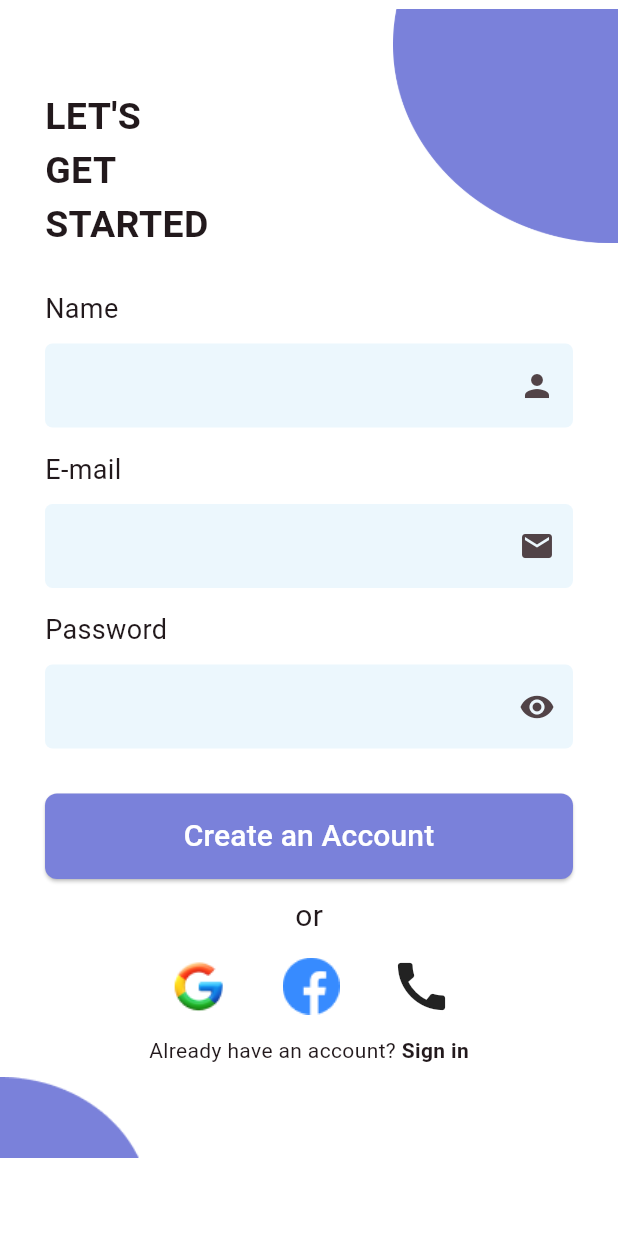
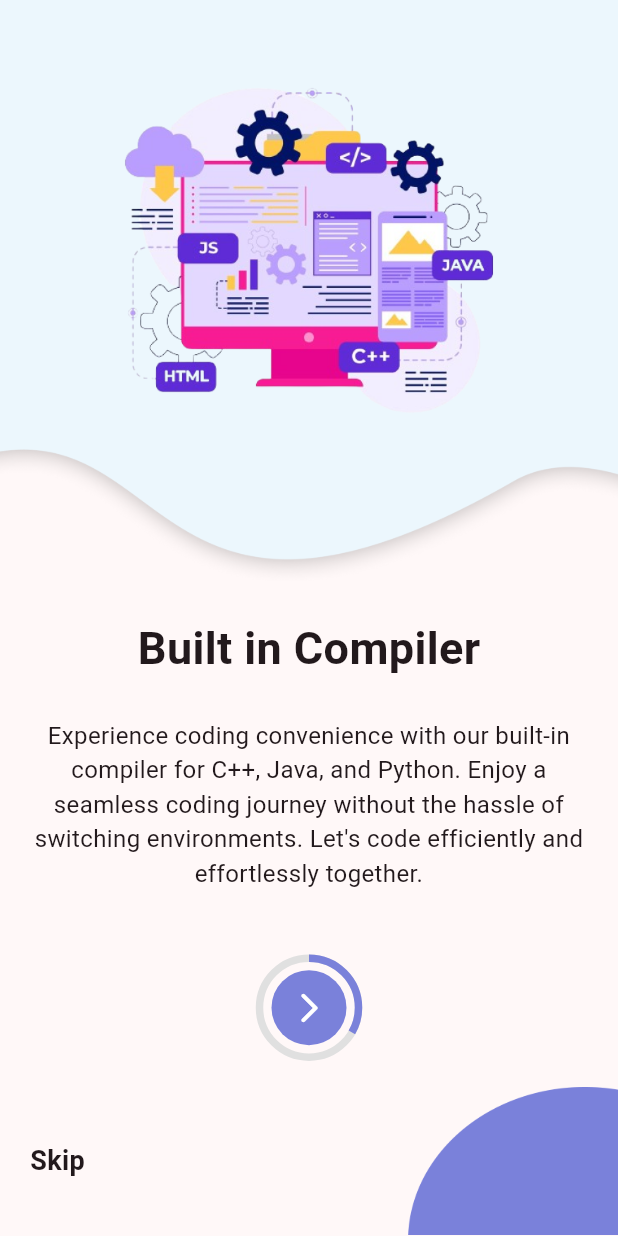
Before and after one commit to OKPooja/Code-Anywhere, a Flutter app: the screen it shows after launch, on a phone screen of 412 x 824 dp. Run offline on Flutter 3.47's test engine with Material 2 defaults, Android fonts, the phone set to English and light mode, and no system bars; our stand-ins replace flutter_screenutil, get, shared_preferences.

Commit message:
onboarding screens added

```diff
--- a/lib/main.dart
+++ b/lib/main.dart
@@ -1,11 +1,39 @@
+import 'dart:developer';
+
+import 'package:flutter/foundation.dart';
 import 'package:flutter/material.dart';
 import 'package:flutter_screenutil/flutter_screenutil.dart';
 import 'package:get/get_navigation/src/root/get_material_app.dart';
-import 'auth/register.dart';
+import 'package:project/screens/auth/login.dart';
+import 'package:project/screens/auth/register.dart';
+import 'package:project/screens/on_boarding_screens/on_boarding_screen.dart';
+import 'package:project/shared_preferences_helper.dart';
+import 'package:shared_preferences/shared_preferences.dart';
 import 'bottom_nav.dart';
 
-void main() {
+
+late SharedPreferences _prefs;
+bool? isFirstTime = true;
+
+Future<void> main() async {
+  WidgetsFlutterBinding.ensureInitialized();
+  await SharedPreferencesHelper.init();
+  try {
+    await _initializePrefs();
+  } catch (e) {
+    log(e.toString());
+  }
   runApp(const MyApp());
+}
+
+Future<void> _initializePrefs() async {
+  _prefs = await SharedPreferences.getInstance();
+
+  isFirstTime = _prefs.getBool('isFirstTime');
+  if (kDebugMode) {
+    print('isFirstTime: $isFirstTime');
+    print(SharedPreferencesHelper.getApiKey());
+  }
 }
 
 class MyApp extends StatelessWidget {
@@ -21,12 +49,12 @@ class MyApp extends StatelessWidget {
       builder: (context, child){
         return GetMaterialApp(
           debugShowCheckedModeBanner: false,
-          title: 'Flutter Demo',
+          title: 'MPR',
           theme: ThemeData(
             colorScheme: ColorScheme.fromSeed(seedColor: Colors.black54),
             useMaterial3: true,
           ),
-          home: const RegisterScreen()
+          home: (isFirstTime == null || isFirstTime == true) ? const OnBoardingScreen() : const LoginScreen(),
           //home: BottomNav(currentIndex: 0,),
         );
       },
--- a/lib/auth/register.dart
+++ b/lib/screens/auth/login.dart
@@ -1,21 +1,20 @@
 import 'package:flutter/material.dart';
 import 'package:flutter_screenutil/flutter_screenutil.dart';
 import 'package:get/get.dart';
-import 'package:project/auth/login.dart';
+import 'package:get/get_core/src/get_main.dart';
+import 'package:project/screens/auth/register.dart';
 
-import '../utils/colors.dart';
-import '../widgets/custom_button.dart';
-import '../widgets/custom_text_field.dart';
+import '../../widgets/custom_button.dart';
+import '../../widgets/custom_text_field.dart';
 
-class RegisterScreen extends StatefulWidget {
-  const RegisterScreen({Key? key}) : super(key: key);
+class LoginScreen extends StatefulWidget {
+  const LoginScreen({Key? key}) : super(key: key);
 
   @override
-  State<RegisterScreen> createState() => _RegisterScreenState();
+  State<LoginScreen> createState() => _LoginScreenState();
 }
 
-class _RegisterScreenState extends State<RegisterScreen> {
-  TextEditingController nameController = TextEditingController();
+class _LoginScreenState extends State<LoginScreen> {
   TextEditingController emailController = TextEditingController();
   TextEditingController passwordController = TextEditingController();
 
@@ -37,7 +36,7 @@ class _RegisterScreenState extends State<RegisterScreen> {
                       Padding(
                         padding: EdgeInsets.only(top: 60.h, left: 30.w),
                         child: Text(
-                          "LET'S \nGET\nSTARTED",
+                          "WELCOME \nBACK!",
                           style: TextStyle(
                             fontSize: 25.sp,
                             fontWeight: FontWeight.w700,
@@ -54,30 +53,13 @@ class _RegisterScreenState extends State<RegisterScreen> {
                 ],
               ),
               SizedBox(
-                height: 25.h,
+                height: 40.h,
               ),
               Padding(
                 padding: EdgeInsets.symmetric(horizontal: 30.w),
                 child: Column(
                   crossAxisAlignment: CrossAxisAlignment.start,
                   children: [
-                    Text(
-                      'Name',
-                      style: TextStyle(
-                        fontSize: 18.sp,
-                      ),
-                    ),
-                    SizedBox(
-                      height: 10.h,
-                    ),
-                    CustomTextField(
-                      controller: nameController,
-                      keyboardType: TextInputType.text,
-                      suffixIcon: Icons.person,
-                    ),
-                    SizedBox(
-                      height: 15.h,
-                    ),
                     Text(
                       'E-mail',
                       style: TextStyle(
@@ -110,10 +92,10 @@ class _RegisterScreenState extends State<RegisterScreen> {
                       suffixIcon: Icons.remove_red_eye_sharp,
                     ),
                     SizedBox(
-                      height: 30.h,
+                      height: 70.h,
                     ),
                     CustomElevatedButton(
-                      text: 'Create an Account',
+                      text: 'Login',
                       onPressed: () {
                       },
                     ),
@@ -121,13 +103,13 @@ class _RegisterScreenState extends State<RegisterScreen> {
                 ),
               ),
               SizedBox(
-                height: 10.h,
+                height: 30.h,
               ),
               Center(
                 child: Text(
                   'or',
                   style: TextStyle(
-                    fontSize: 20.sp
+                      fontSize: 20.sp
                   ),
                 ),
               ),
@@ -162,30 +144,31 @@ class _RegisterScreenState extends State<RegisterScreen> {
                 mainAxisAlignment: MainAxisAlignment.center,
                 children: [
                   Text(
-                    'Already have an account?',
+                    "Don't have an account?",
                     style: TextStyle(
                         fontSize: 14.sp
                     ),
                   ),
                   GestureDetector(
                     onTap: (){
-                      Get.to(() => const LoginScreen());
+                      Get.to(() => const RegisterScreen());
                     },
                     child: Text(
-                      ' Sign in',
+                      ' Sign up',
                       style: TextStyle(
                           fontSize: 14.sp,
-                        fontWeight: FontWeight.bold
+                          fontWeight: FontWeight.bold
                       ),
                     ),
                   ),
                 ],
               ),
+              const Spacer(),
               Image.asset(
-                  'assets/auth/bottom_circle.png',
-                  width: 100.w,
-                  height: 70.h,
-              ),
+                'assets/auth/bottom_circle.png',
+                width: 110.w,
+                height: 60.h,
+              )
             ],
           ),
         ),
--- /dev/null
+++ b/lib/screens/on_boarding_screens/on_boarding_screen.dart
@@ -0,0 +1,259 @@
+import 'package:flutter/material.dart';
+import 'package:flutter_screenutil/flutter_screenutil.dart';
+import 'package:get/get.dart';
+import 'package:project/bottom_nav.dart';
+import 'package:project/screens/auth/register.dart';
+import 'package:project/utils/colors.dart';
+import 'package:shared_preferences/shared_preferences.dart';
+
+class OnBoardingScreen extends StatefulWidget {
+  const OnBoardingScreen({super.key});
+
+  @override
+  State<OnBoardingScreen> createState() => _OnBoardingScreenState();
+}
+
+class _OnBoardingScreenState extends State<OnBoardingScreen> {
+  late PageController _controller;
+  late SharedPreferences _prefs;
+  String apiKey = '';
+  int currentIndex = 0;
+  late int currentPage;
+  int indexVal = 0;
+  double progress = 1 / content.length;
+
+  @override
+  void initState() {
+    _controller = PageController(initialPage: 0);
+    super.initState();
+    currentPage = 0;
+    initializePrefs();
+  }
+
+  Future<void> initializePrefs() async {
+    _prefs = await SharedPreferences.getInstance();
+    setState(() {
+      _prefs.setBool('isFirstTime', false);
+    });
+  }
+
+  @override
+  void dispose() {
+    _controller.dispose();
+    super.dispose();
+  }
+
+  onChanged(int index) {
+    setState(() {
+      currentIndex = index;
+      progress = (index + 1) / content.length;
+    });
+  }
+
+  @override
+  Widget build(BuildContext context) {
+    return Scaffold(
+      body: PageView.builder(
+          controller: _controller,
+          itemCount: content.length,
+          onPageChanged: onChanged,
+          itemBuilder: (context, index) {
+            return Column(
+              children: [
+                Stack(
+                  children:[
+                    Image.asset(
+                      'assets/onboarding_screens/upper_bg.png',
+                    ),
+                    Padding(
+                      padding: EdgeInsets.only(top: 20.h),
+                      child: Center(
+                        child: Image.asset(
+                          content[index].image,
+                          width: 280.w,
+                          height: 280.h,
+                        ),
+                      ),
+                    ),
+                  ]
+                ),
+                SizedBox(height: 20.h,),
+                Center(
+                  child: Text(
+                    content[index].title,
+                    style: TextStyle(
+                      fontSize: 30.sp,
+                      fontWeight: FontWeight.bold
+                    ),
+                  ),
+                ),
+                SizedBox(height: 10.h,),
+                Padding(
+                  padding: const EdgeInsets.all(15),
+                  child: Center(
+                    child: Text(
+                      content[index].description,
+                      style: TextStyle(
+                          fontSize: 16.sp,
+                      ),
+                      textAlign: TextAlign.center,
+                    ),
+                  ),
+                ),
+                SizedBox(height: 30.h,),
+                //_buildDots(),
+                GestureDetector(
+                  onTap: (){
+                    setState(() {
+                      currentIndex++;
+                    });
+                    if(currentIndex == content.length){
+                      Get.offAll(() => const RegisterScreen());
+                    } else {
+                      _controller.animateToPage(
+                        currentIndex,
+                        duration: const Duration(milliseconds: 800),
+                        curve: Curves.easeInOut,
+                      );
+                    }
+                  },
+                  child: Stack(
+                    children: [
+                      Padding(
+                        padding: const EdgeInsets.all(8.0),
+                        child: Container(
+                          width: 50,
+                          height: 50,
+                          decoration: BoxDecoration(
+                            shape: BoxShape.circle,
+                            color: AppColors.primary,
+                          ),
+                          child: const Icon(
+                            Icons.arrow_forward_ios_rounded,
+                            color: Colors.white,
+                          ),
+                        ),
+                      ),
+                      Positioned.fill(
+                        child: CircularProgressIndicator(
+                          backgroundColor: const Color(0xFFE0E0E0),
+                          value: progress,
+                          valueColor: AlwaysStoppedAnimation<Color>(
+                            AppColors.primary ,
+                          ),
+                          strokeWidth: 5,
+                        ),
+                      ),
+                    ],
+                  ),
+                ),
+                const Spacer(),
+                Row(
+                  mainAxisAlignment: MainAxisAlignment.spaceBetween,
+                  children: [
+                    GestureDetector(
+                      onTap: (){
+                        Get.to(() => BottomNav(currentIndex: 0));
+                      },
+                      child: Padding(
+                        padding: EdgeInsets.only(left: 20.w),
+                        child: Text(
+                          "Skip",
+                          style: TextStyle(
+                            fontSize: 18.sp,
+                            fontWeight: FontWeight.w700,
+                          ),
+                        ),
+                      ),
+                    ),
+                    // Container(
+                    //   width: 50,
+                    //   height: 50,
+                    //   decoration: BoxDecoration(
+                    //     shape: BoxShape.circle,
+                    //     color: AppColors.primary,
+                    //   ),
+                    //   child: const Icon(
+                    //     Icons.arrow_forward_ios_rounded,
+                    //     color: Colors.white,
+                    //   ),
+                    // ),
+                    Image.asset(
+                      'assets/onboarding_screens/bottom_right.png',
+                      width: 140.w,
+                      height: 100.h,
+                    ),
+                  ],
+                ),
+              ],
+            );
+          }
+        ),
+    );
+  }
+
+  Widget _buildDots() {
+    List<Widget> dots = [];
+    for (int i = 0; i < content.length; i++) {
+      bool isSelected = i == currentIndex;
+      Color fillColor = AppColors.primary;
+
+      dots.add(
+        Padding(
+          padding: const EdgeInsets.all(2.0),
+          child: isSelected
+            ? Container(
+              width: 40,
+              height: 5,
+              decoration: BoxDecoration(
+                color: fillColor,
+                borderRadius: BorderRadius.circular(5),
+              ),
+            )
+            : Container(
+              width: 15,
+              height: 5,
+              decoration: BoxDecoration(
+                color: fillColor,
+                borderRadius: BorderRadius.circular(5),
+              ),
+            ),
+        ),
+      );
+    }
+    return Row(
+      mainAxisAlignment: MainAxisAlignment.center,
+      children: dots,
+    );
+  }
+}
+
+class OnBoardingContent {
+  String image;
+  String title;
+  String description;
+
+  OnBoardingContent({
+    required this.image,
+    required this.title,
+    required this.description,
+  });
+}
+
+List<OnBoardingContent> content = [
+  OnBoardingContent(
+    image: 'assets/onboarding_screens/screen_1.png',
+    title: "Built in Compiler",
+    description: "Experience coding convenience with our built-in compiler for C++, Java, and Python. Enjoy a seamless coding journey without the hassle of switching environments. Let's code efficiently and effortlessly together.",
+  ),
+  OnBoardingContent(
+    image: 'assets/onboarding_screens/screen_2.png',
+    title: 'DSA & CP Videos',
+    description: "Explore DSA and CP concepts through  curated YouTube educational videos. Elevate your coding skills with our app – your gateway to a world of knowledge",
+  ),
+  OnBoardingContent(
+    image: 'assets/onboarding_screens/screen_3.png',
+    title:  '450+ DSA Problems',
+    description: "Access 450+ DSA problems and the best CP sheet with just one click! Elevate your coding proficiency effortlessly.",
+  ),
+];
--- a/pubspec.yaml
+++ b/pubspec.yaml
@@ -35,6 +35,7 @@ flutter:
   assets:
      - assets/bottom_nav_icons/
      - assets/auth/
+     - assets/onboarding_screens/
 
   # An image asset can refer to one or more resolution-specific "variants", see
   # https://flutter.dev/assets-and-images/#resolution-aware
```
Also changed, not shown: lib/bottom_nav.dart (+4 -4 lines), lib/screens/auth/register.dart (renamed from lib/auth/login.dart, +35 -19 lines), assets/onboarding_screens/bottom_right.png (added), assets/onboarding_screens/screen_1.png (added), assets/onboarding_screens/screen_2.png (added), assets/onboarding_screens/screen_3.png (added), assets/onboarding_screens/upper_bg.png (added), lib/on_boarding_screens/on_boarding_screen.dart (deleted), lib/screens/home/home.dart (renamed from lib/home/home.dart), lib/screens/learning_section/edu.dart (renamed from lib/learning_section/edu.dart), lib/screens/problems/problems.dart (renamed from lib/problems/problems.dart).
